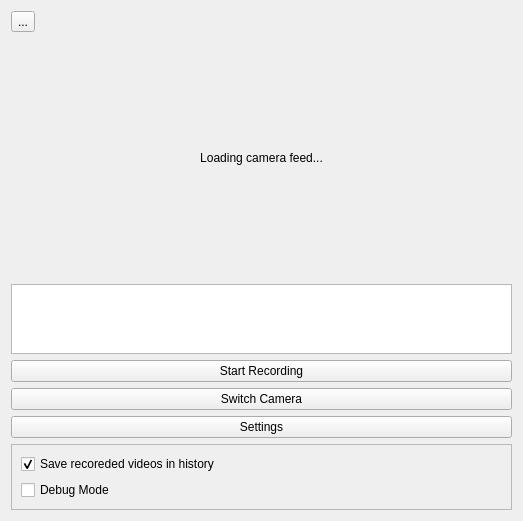
Qt form app/ui/main_window.ui (Stefanos0710/SignAI) before a commit.
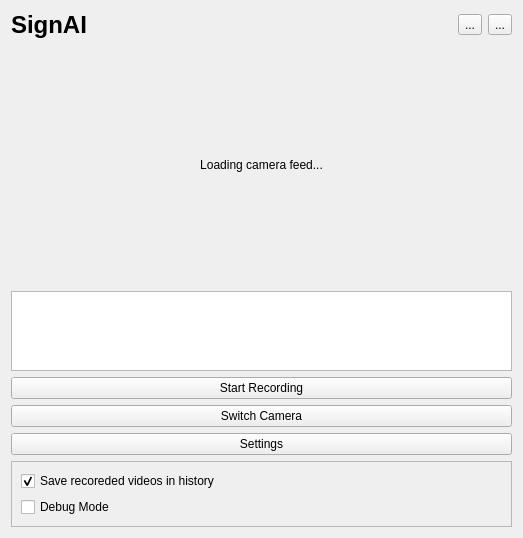
The same form after that commit.

Commit message:
Add GitHub button to header and update UI layout
Introduced a GitHub button with icon to the main window header, updated the UI layout to include both history and GitHub buttons, and styled the title label. Connected the GitHub button to open the project repository in a web browser.

Diff of the .ui file:
```diff
--- a/app/ui/main_window.ui
+++ b/app/ui/main_window.ui
@@ -7,7 +7,7 @@
     <x>0</x>
     <y>0</y>
     <width>523</width>
-    <height>497</height>
+    <height>538</height>
    </rect>
   </property>
   <property name="windowTitle">
@@ -15,11 +15,45 @@
   </property>
   <layout class="QVBoxLayout" name="verticalLayout">
    <item>
+    <layout class="QHBoxLayout" name="headerLayout">
+     <item>
+      <widget class="QLabel" name="titleLabel">
+       <property name="styleSheet">
+        <string notr="true">font-size: 24px; font-weight: bold;</string>
+       </property>
+       <property name="text">
+        <string>SignAI</string>
+       </property>
+      </widget>
+     </item>
+     <item>
+      <spacer name="horizontalSpacer">
+       <property name="orientation">
+        <enum>Qt::Orientation::Horizontal</enum>
+       </property>
+       <property name="sizeHint" stdset="0">
+        <size>
+         <width>40</width>
+         <height>20</height>
+        </size>
+       </property>
+      </spacer>
+     </item>
+     <item>
     <widget class="QToolButton" name="historybutton">
      <property name="text">
       <string>...</string>
      </property>
     </widget>
+     </item>
+     <item>
+      <widget class="QToolButton" name="githubButton">
+       <property name="text">
+        <string>...</string>
+       </property>
+      </widget>
+     </item>
+    </layout>
    </item>
    <item>
     <widget class="QLabel" name="videofeedlabel">
```
Lines whose indentation alone changed are shown as unchanged. The commit also changes 3 other files.
